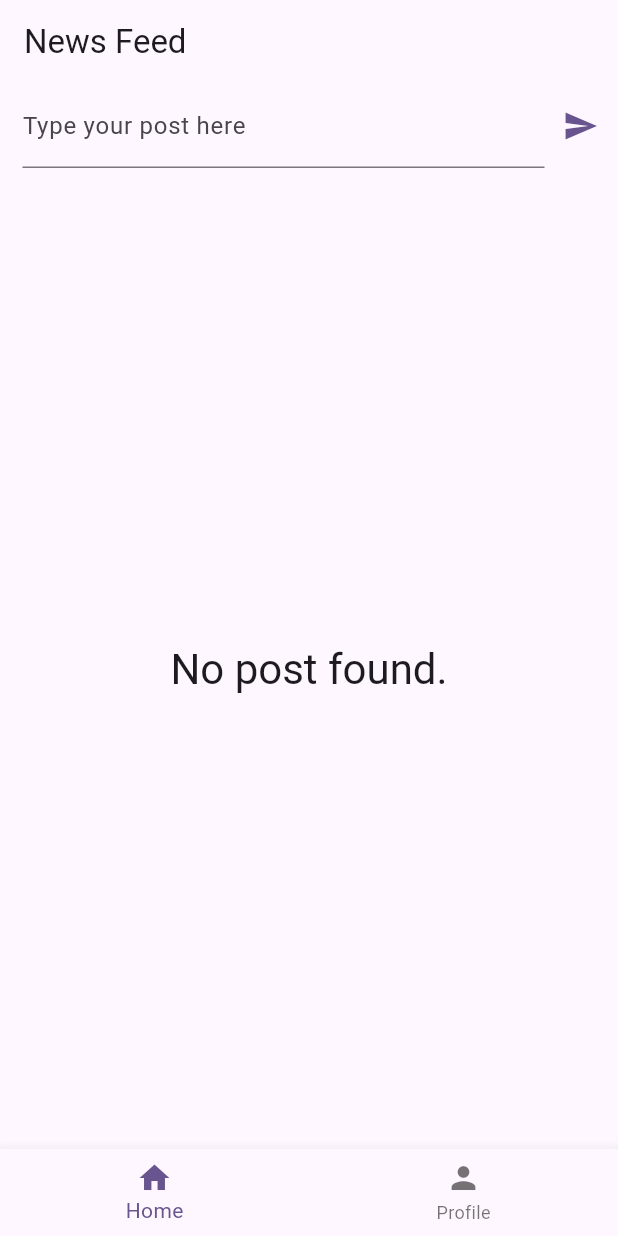
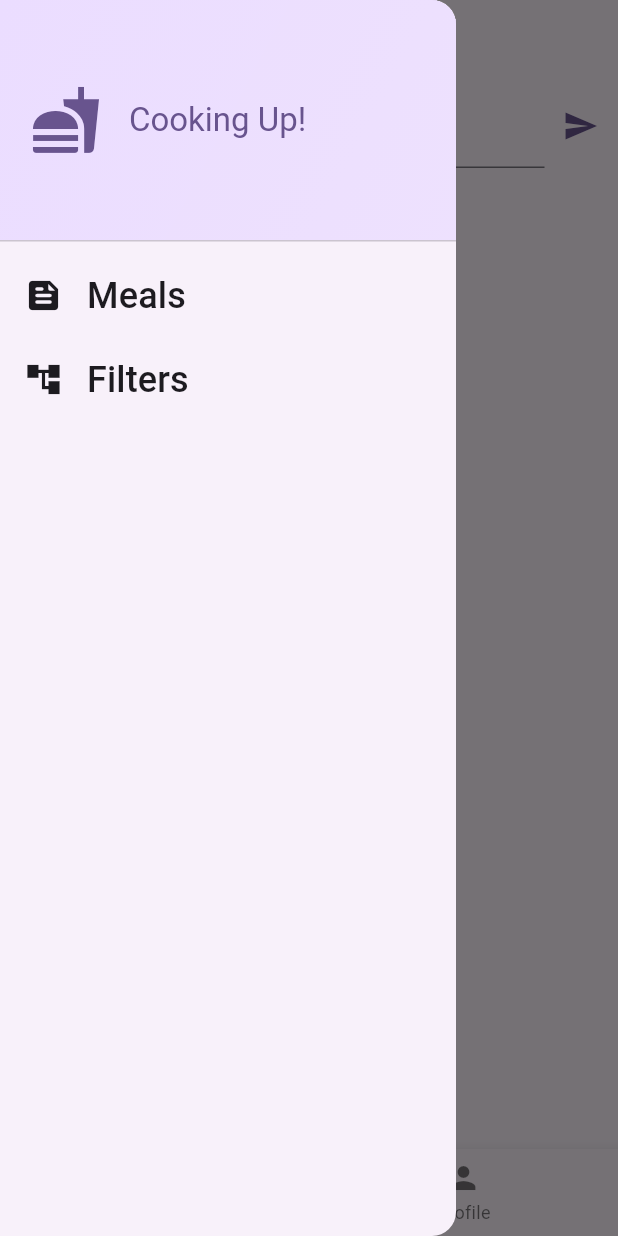
Before and after one commit to raianibnfaiz/universe, a Flutter app: the screen it shows once a user with an empty profile is signed in, with the side drawer open (before the commit the screen has no drawer), on a phone screen of 412 x 824 dp. Run offline on Flutter 3.47's test engine with Material 2 defaults, Android fonts, the phone set to English and light mode, and no system bars; our stand-ins replace cloud_firestore, firebase_auth, firebase_core, firebase_storage, google_sign_in, image_picker; accounts and stored records are empty.

```diff
--- a/lib/screens/BreakingFeed.dart
+++ b/lib/screens/BreakingFeed.dart
@@ -47,7 +47,7 @@ class BreakingFeed extends StatelessWidget {
                     return ListView.builder(
                       itemCount: loadedMessages?.length,
                       itemBuilder: (context, index) {
-                        return PostDisplay(loadedMessage: loadedMessages?[index].data()['text'], loadedImage: loadedMessages?[index].data()['userImage'],loadedUsername: loadedMessages?[index].data()['username'],);
+                        return PostDisplay(loadedMessage: loadedMessages?[index].data()['text'], loadedImage: loadedMessages?[index].data()['userImage'],loadedUsername: loadedMessages?[index].data()['username'],loadedPostId: loadedMessages?[index].data()['postId'],);
                       },
                     );
                   }
--- a/lib/screens/TabsScreen.dart
+++ b/lib/screens/TabsScreen.dart
@@ -7,6 +7,7 @@ import 'package:universe/screens/ProfileScreen.dart';
 import 'package:universe/widgets/update_profile.dart';
 
 import '../widgets/EditProfile.dart';
+import '../widgets/main_drawer.dart';
 
 class TabsScreen extends StatefulWidget {
   const TabsScreen({super.key});
@@ -47,6 +48,14 @@ class _TabsScreenState extends State<TabsScreen> {
       });
     }
   }
+  void _setScreen(String identifier) {
+    if(identifier == "filters"){
+
+    }
+    else{
+      Navigator.of(context).pop();
+    }
+  }
   void _openAddExpensesOverlay() {
     showModalBottomSheet(
       context: context,
@@ -83,6 +92,7 @@ class _TabsScreenState extends State<TabsScreen> {
           )
         ]:[],
       ),
+      drawer:  MainDrawer(onSelectScreen: _setScreen),
       body: activePage,
       bottomNavigationBar: BottomNavigationBar(
         onTap: selectPage,
--- /dev/null
+++ b/lib/widgets/main_drawer.dart
@@ -0,0 +1,84 @@
+import 'package:flutter/cupertino.dart';
+import 'package:flutter/material.dart';
+
+class MainDrawer extends StatelessWidget {
+  const MainDrawer({super.key, required this.onSelectScreen});
+
+  final void Function(String screen) onSelectScreen;
+
+  @override
+  Widget build(BuildContext context) {
+    return Drawer(
+      child: Column(
+        children: [
+          DrawerHeader(
+            padding: const EdgeInsets.all(20),
+            decoration: BoxDecoration(
+              gradient: LinearGradient(
+                colors: [
+                  Theme.of(context).colorScheme.primaryContainer,
+                  Theme.of(context)
+                      .colorScheme
+                      .primaryContainer
+                      .withOpacity(0.8),
+                ],
+                begin: Alignment.topLeft,
+                end: Alignment.bottomRight,
+              ),
+            ),
+            child: Row(
+              children: [
+                Icon(
+                  Icons.fastfood,
+                  size: 48,
+                  color: Theme.of(context).colorScheme.primary,
+                ),
+                const SizedBox(width: 18),
+                Text(
+                  'Cooking Up!',
+                  style: Theme.of(context).textTheme.titleLarge!.copyWith(
+                    color: Theme.of(context).colorScheme.primary,
+                  ),
+                ),
+              ],
+            ),
+          ),
+          ListTile(
+            leading: Icon(
+              Icons.feed_rounded,
+              size: 26,
+              color: Theme.of(context).colorScheme.onBackground,
+            ),
+            title: Text(
+              'Meals',
+              style: Theme.of(context).textTheme.titleSmall!.copyWith(
+                color: Theme.of(context).colorScheme.onBackground,
+                fontSize: 24,
+              ),
+            ),
+            onTap: () {
+              onSelectScreen("News Feed");
+            },
+          ),
+          ListTile(
+            leading: Icon(
+              Icons.account_tree_sharp,
+              size: 26,
+              color: Theme.of(context).colorScheme.onBackground,
+            ),
+            title: Text(
+              'Filters',
+              style: Theme.of(context).textTheme.titleSmall!.copyWith(
+                color: Theme.of(context).colorScheme.onBackground,
+                fontSize: 24,
+              ),
+            ),
+            onTap: () {
+              onSelectScreen("filters");
+            },
+          ),
+        ],
+      ),
+    );
+  }
+}
--- a/lib/widgets/new_post.dart
+++ b/lib/widgets/new_post.dart
@@ -27,8 +27,9 @@ class _NewPostState extends State<NewPost> {
     _postController.clear();
     final user = FirebaseAuth.instance.currentUser;
     final userData = await FirebaseFirestore.instance.collection('users').doc(user!.uid).get();
-
+    String postId = FirebaseFirestore.instance.collection('posts').doc().id;
     FirebaseFirestore.instance.collection('posts').add({
+      'postId': postId,
       'text': enteredPost,
       'createdAt': Timestamp.now(),
       'userId': user.uid,
```
Also changed, not shown: lib/widgets/post_display.dart (+90 -19 lines).
